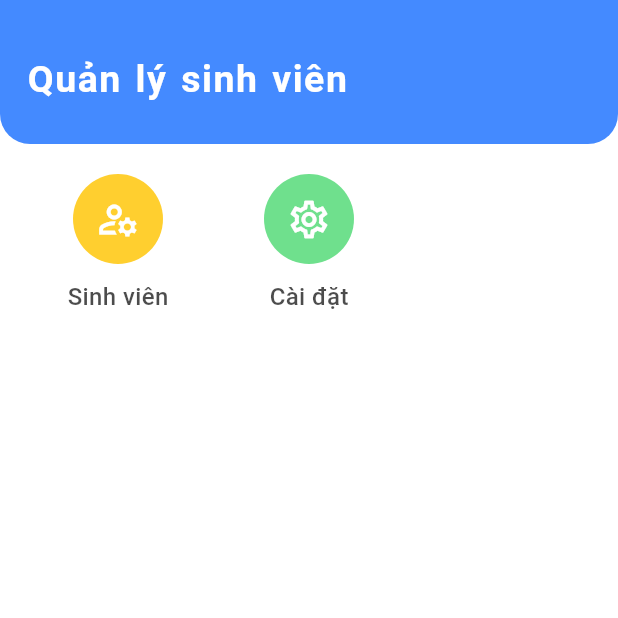
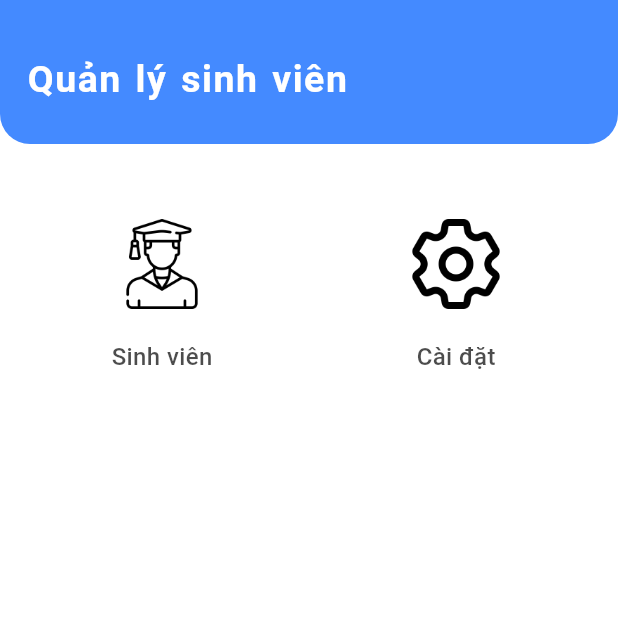
Before and after one commit to n4tsukii/bt-giua-ky, a Flutter app: the screen it shows after launch, on a phone screen of 412 x 824 dp, the top half of it. Run offline on Flutter 3.47's test engine with Material 3 defaults, Android fonts, the phone set to English and light mode, and no system bars.

Commit message:
Homepage

```diff
--- a/lib/widgets/homepage.dart
+++ b/lib/widgets/homepage.dart
@@ -1,13 +1,16 @@
+import 'package:setting_tab/widgets/settings.dart';
+
 import '/widgets/components/my_drawer.dart';
 import '/models/user_interface.dart';
 import 'package:flutter/material.dart';
 import "package:provider/provider.dart";
-List catNames = ["Sinh viên", 'Cài đặt'];
+List imgList = ["Sinh viên", 'Cài đặt'];
 List<Color> catColors = [
   Color(0xFFFFCF2F),
   Color(0xFF6Fe08D),
 
 ];
+
 
 List<Icon> catIcons = [
   Icon(Icons.manage_accounts_outlined, color: Colors.white, size: 30),
@@ -55,39 +58,89 @@ class MyHomePage extends StatelessWidget {
               child: Column(
                 children: [
                   GridView.builder(
-                    itemCount: catNames.length,
+                    itemCount: imgList.length,
                     shrinkWrap: true,
                     physics: NeverScrollableScrollPhysics(),
                     gridDelegate: SliverGridDelegateWithFixedCrossAxisCount(
-                        crossAxisCount: 3,
-                        childAspectRatio: 1.1,
+                      crossAxisCount: 2,
+                      childAspectRatio: (MediaQuery.of(context).size.height - 50 - 25) / (4 * 240),
+                      mainAxisSpacing: 10,
+                      crossAxisSpacing: 10,
                     ),
                     itemBuilder: (context, index){
-                      return Column(
+                      return InkWell(
+                        onTap: (){
+                          Navigator.push(
+                            context,
+                            MaterialPageRoute(
+                                builder: (context) => MySettings(),
+                            )
+                          );
+                        },
+                        child: Container(
+                          padding: EdgeInsets.symmetric(vertical: 20, horizontal: 10),
+                          decoration: BoxDecoration(
+                            borderRadius: BorderRadius.circular(20),
+                            color: Colors.white,
+                          ),
+                          child: Column(
                             children: [
-                          Container(
+                              Padding(
+                                padding: EdgeInsets.all(10),
+                                child: Image.asset(
+                                  "assests/icons/${imgList[index]}.png",
+                                  width: 60,
                                   height: 60,
-                            width: 60,
-                            decoration: BoxDecoration(
-                              color: catColors[index],
-                              shape: BoxShape.circle,
-                            ),
-                            child: Center(
-                              child: catIcons[index],
                                 ),
                               ),
                               SizedBox(height: 10),
                               Text(
-                            catNames[index],
+                                  imgList[index],
                                 style: TextStyle(
                                   fontSize: 16,
                                   fontWeight: FontWeight.w500,
                                   color: Colors.black.withOpacity(0.7),
                                 ),
+                              )
+                            ],
                           ),
-                        ],
+                        ),
+
                       );
                     },
+                    // itemCount: catNames.length,
+                    // shrinkWrap: true,
+                    //   physics: NeverScrollableScrollPhysics(),
+                    //   gridDelegate: SliverGridDelegateWithFixedCrossAxisCount(
+                    //     crossAxisCount: 3,
+                    //     childAspectRatio: 1.1,
+                    //   ),
+                    // itemBuilder: (context, index){
+                    //   return Column(
+                    //     children: [
+                    //       Container(
+                    //         height: 60,
+                    //         width: 60,
+                    //         decoration: BoxDecoration(
+                    //           color: catColors[index],
+                    //           shape: BoxShape.circle,
+                    //         ),
+                    //         child: Center(
+                    //           child: catIcons[index],
+                    //         ),
+                    //       ),
+                    //       SizedBox(height: 10),
+                    //       Text(
+                    //         catNames[index],
+                    //         style: TextStyle(
+                    //           fontSize: 16,
+                    //           fontWeight: FontWeight.w500,
+                    //           color: Colors.black.withOpacity(0.7),
+                    //         ),
+                    //       ),
+                    //     ],
+                    //   );
+                    // },
                   ),
                 ],
               ),
```
Also changed, not shown: assests/icons/Cài đặt.png (added), assests/icons/Sinh viên.png (added). Lines whose indentation alone changed are shown as unchanged.
